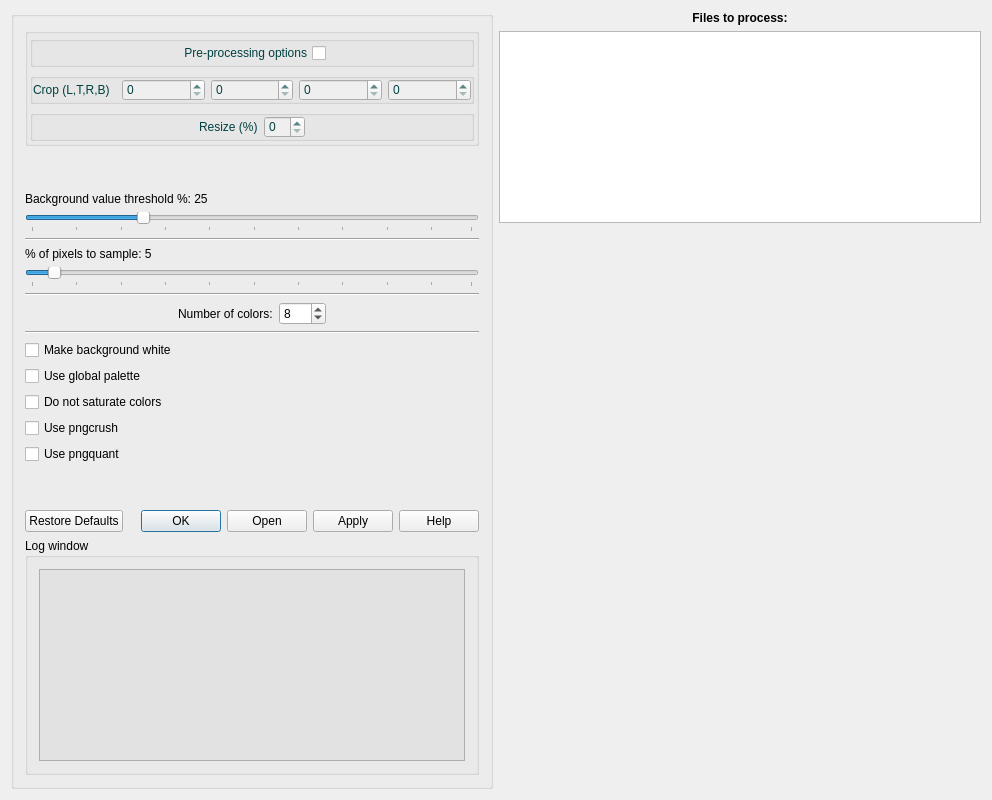
clapautius/noteshrink-qt, file noteshrinkdialog.ui: the form before one commit.
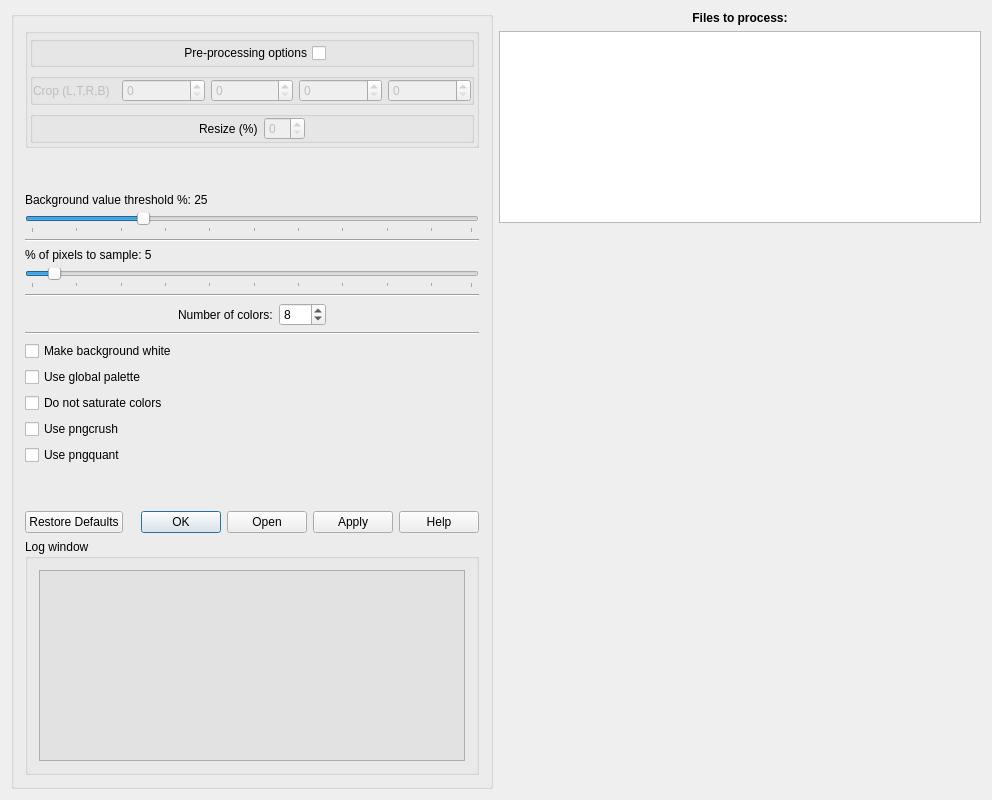
The form after the commit.

Commit message:
Working on pre-processing.
Implemented pre-processing for all images.

```diff
--- a/noteshrinkdialog.ui
+++ b/noteshrinkdialog.ui
@@ -29,7 +29,7 @@
          <number>-1</number>
         </property>
         <property name="styleSheet">
-         <string notr="true">color: #004040;</string>
+         <string notr="true"/>
         </property>
         <property name="title">
          <string/>
```
Left out of the diff: 16 changed lines with no effect on the pictures. The commit also changes 1 other file.
